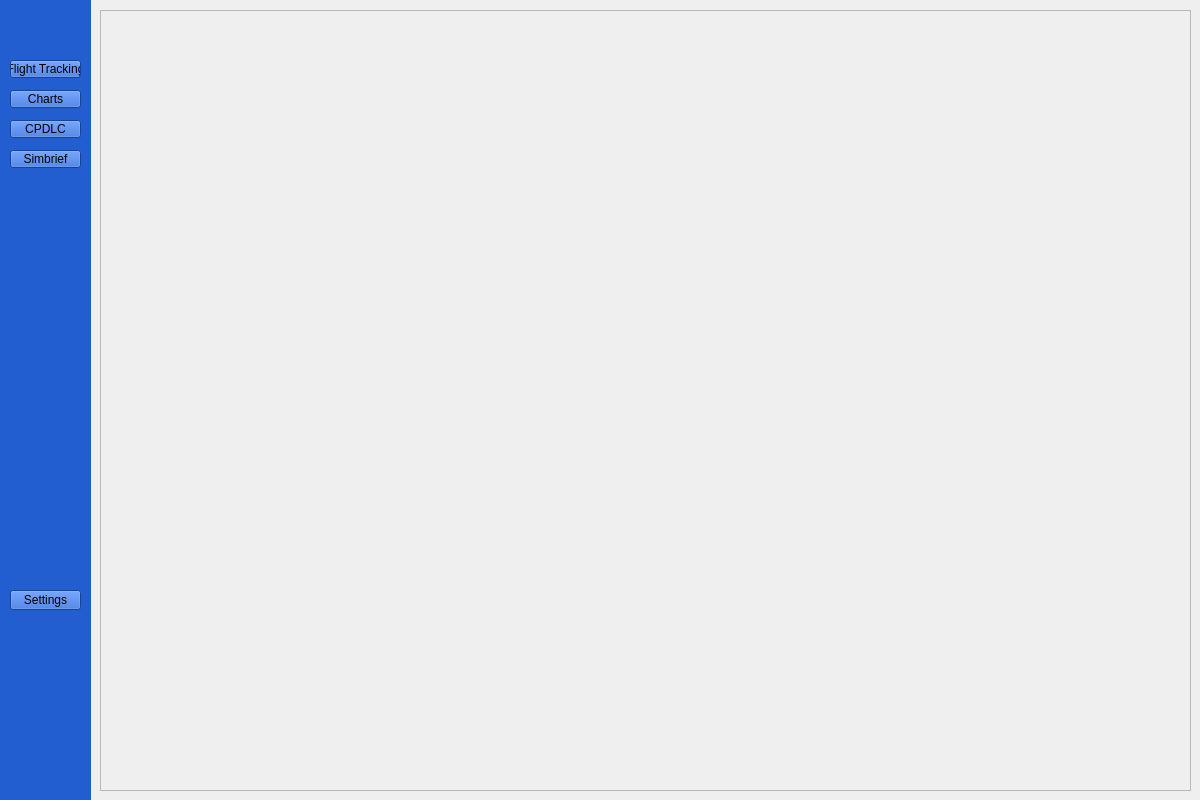
Above: tracking.ui from WiktorKociuba/VATATS before the change. Below: the same form after it.
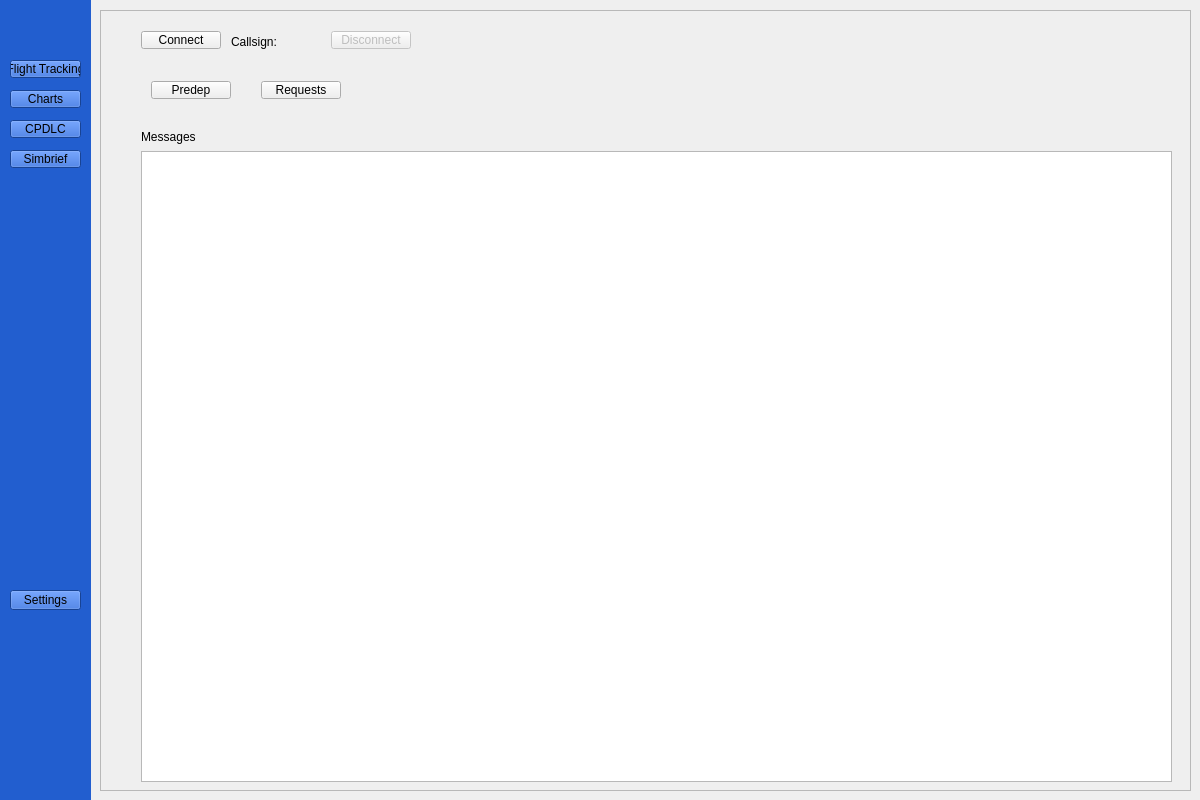
That is the form after the change. The open tabs and pages were chosen to show the change.

```diff
--- a/tracking.ui
+++ b/tracking.ui
@@ -277,7 +277,99 @@
       </widget>
      </widget>
      <widget class="QWidget" name="page_2"/>
-     <widget class="QWidget" name="page_3"/>
+     <widget class="QWidget" name="page_3">
+      <widget class="QPushButton" name="connectHoppie">
+       <property name="geometry">
+        <rect>
+         <x>30</x>
+         <y>10</y>
+         <width>80</width>
+         <height>18</height>
+        </rect>
+       </property>
+       <property name="text">
+        <string>Connect</string>
+       </property>
+      </widget>
+      <widget class="QPushButton" name="disconnectHoppie">
+       <property name="enabled">
+        <bool>false</bool>
+       </property>
+       <property name="geometry">
+        <rect>
+         <x>220</x>
+         <y>10</y>
+         <width>80</width>
+         <height>18</height>
+        </rect>
+       </property>
+       <property name="text">
+        <string>Disconnect</string>
+       </property>
+      </widget>
+      <widget class="QLabel" name="callsignLabel">
+       <property name="geometry">
+        <rect>
+         <x>120</x>
+         <y>10</y>
+         <width>101</width>
+         <height>21</height>
+        </rect>
+       </property>
+       <property name="text">
+        <string>Callsign:</string>
+       </property>
+      </widget>
+      <widget class="QListWidget" name="listWidget">
+       <property name="geometry">
+        <rect>
+         <x>30</x>
+         <y>130</y>
+         <width>1031</width>
+         <height>631</height>
+        </rect>
+       </property>
+      </widget>
+      <widget class="QLabel" name="label_6">
+       <property name="geometry">
+        <rect>
+         <x>30</x>
+         <y>105</y>
+         <width>71</width>
+         <height>21</height>
+        </rect>
+       </property>
+       <property name="text">
+        <string>Messages</string>
+       </property>
+      </widget>
+      <widget class="QPushButton" name="predepPB">
+       <property name="geometry">
+        <rect>
+         <x>40</x>
+         <y>60</y>
+         <width>80</width>
+         <height>18</height>
+        </rect>
+       </property>
+       <property name="text">
+        <string>Predep</string>
+       </property>
+      </widget>
+      <widget class="QPushButton" name="reqPB">
+       <property name="geometry">
+        <rect>
+         <x>150</x>
+         <y>60</y>
+         <width>80</width>
+         <height>18</height>
+        </rect>
+       </property>
+       <property name="text">
+        <string>Requests</string>
+       </property>
+      </widget>
+     </widget>
      <widget class="QWidget" name="page_4"/>
      <widget class="QWidget" name="page_5">
       <widget class="QLabel" name="label">
```
Left out of the diff: 72 changed lines with no effect on the pictures.
